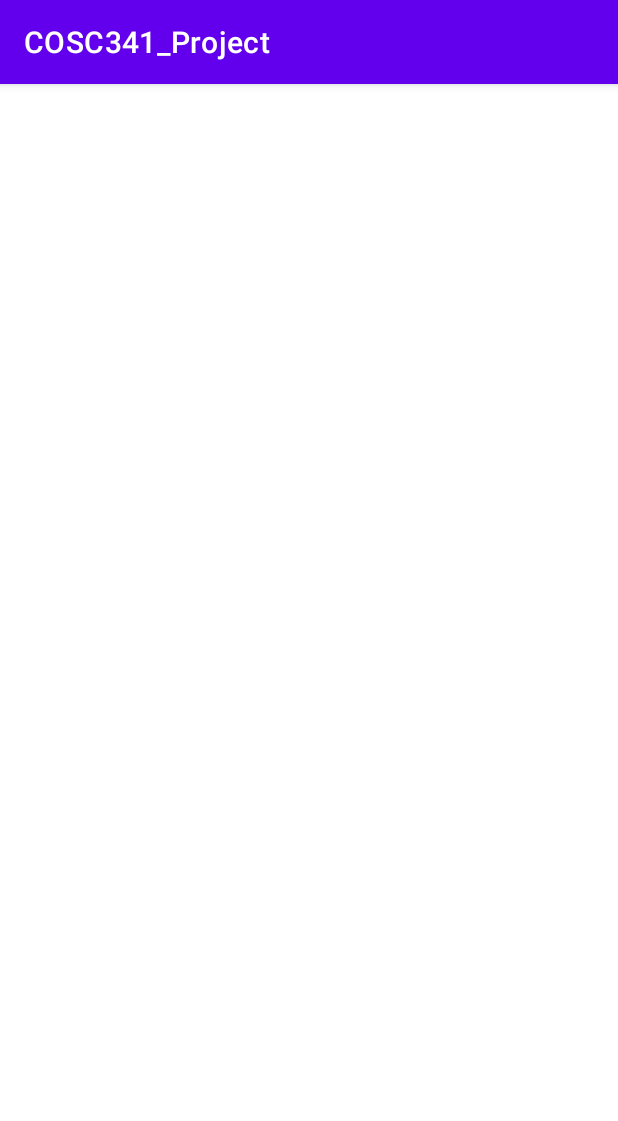
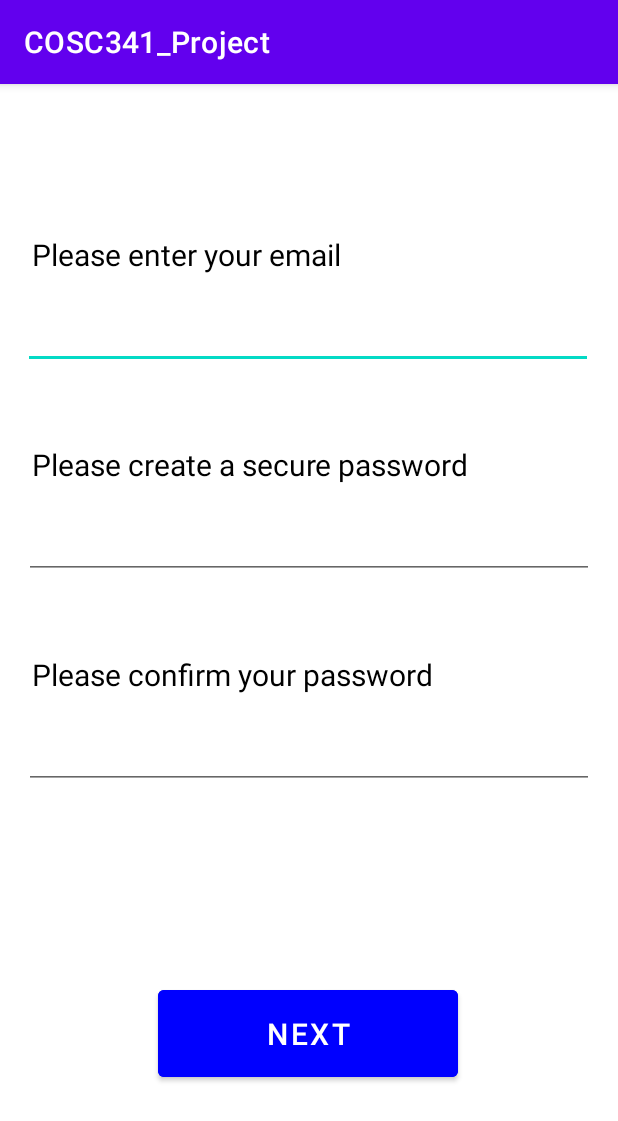
Before and after one commit to joloses/COSC341_Project, an Android app: the Create_Acc_Screen2 screen opened directly, with no data from a screen before it, on a phone screen of 412 x 824 dp. Shown: the top 1121 px of the screen. Run offline under Robolectric (Android 15) with nearby library versions, the phone set to English and light mode, and no system bars.

Commit message:
Still grindin create page

```diff
--- a/app/src/main/java/com/example/cosc341_project/Create_Acc_Screen2.java
+++ b/app/src/main/java/com/example/cosc341_project/Create_Acc_Screen2.java
@@ -2,13 +2,75 @@ package com.example.cosc341_project;
 
 import androidx.appcompat.app.AppCompatActivity;
 
+import android.annotation.SuppressLint;
+import android.content.Intent;
 import android.os.Bundle;
+import android.view.View;
+import android.widget.Button;
+import android.widget.EditText;
+import android.widget.Toast;
+
+import java.text.SimpleDateFormat;
 
 public class Create_Acc_Screen2 extends AppCompatActivity {
 
+    public EditText email;
+    public EditText password;
+    private EditText confirmPassword;
+    private Button next;
+
+    @SuppressLint("MissingInflatedId")
     @Override
     protected void onCreate(Bundle savedInstanceState) {
         super.onCreate(savedInstanceState);
         setContentView(R.layout.create_acc_screen2);
+
+        // email entry box
+        email = findViewById(R.id.email_filltxt);
+
+        // password entry box
+        password = findViewById(R.id.password1_filltxt);
+
+        // password confirm entry box
+        confirmPassword = findViewById(R.id.password2_filltxt);
+
+        // next button
+        next = findViewById(R.id.ca1_nxtbutt2);
+        next.setOnClickListener(new View.OnClickListener() {
+            @Override
+            public void onClick(View view) {
+                if(email.getText().toString().trim().length() < 1) {
+                    String errMsg = "Please enter an email";
+                    Toast.makeText(Create_Acc_Screen2.this, errMsg, Toast.LENGTH_LONG).show();
+                    // check if last name has been entered
+                } else if(password.getText().toString().trim().length() < 1){
+                    String errMsg = "Please enter a password";
+                    Toast.makeText(Create_Acc_Screen2.this, errMsg, Toast.LENGTH_LONG).show();
+                    // check if birthdate has been entered
+                } else if(confirmPassword.getText().toString().trim().length() < 1) {
+                    String errMsg = "Please confirm your password";
+                    Toast.makeText(Create_Acc_Screen2.this, errMsg, Toast.LENGTH_LONG).show();
+                } else if(passwordConfirm() == false) {
+                    String errMsg = "Please ensure your passwords match";
+                    Toast.makeText(Create_Acc_Screen2.this, errMsg, Toast.LENGTH_LONG).show();
+                    // move on to the next screen
+                } else {
+                    Intent ca_intent = new Intent(Create_Acc_Screen2.this, Create_Acc_Screen3.class);
+                    startActivity(ca_intent);
+                }
+            }
+        });
+    }
+
+    public boolean passwordConfirm(){
+
+        Boolean temp = true;
+        String pass1 = password.getText().toString();
+        String pass2 = confirmPassword.getText().toString();
+
+        if(!pass1.equals(pass2)){
+            temp = false;
+        }
+        return temp;
     }
 }
--- a/app/src/main/res/layout/create_acc_screen2.xml
+++ b/app/src/main/res/layout/create_acc_screen2.xml
@@ -6,4 +6,96 @@
     android:layout_height="match_parent"
     tools:context=".Create_Acc_Screen2">
 
+    <TextView
+        android:id="@+id/email_txtbox"
+        android:layout_width="380dp"
+        android:layout_height="30dp"
+        android:layout_marginStart="10dp"
+        android:layout_marginTop="100dp"
+        android:text="Please enter your email"
+        android:textAlignment="textStart"
+        android:textColor="#000000"
+        android:textSize="20sp"
+        app:layout_constraintEnd_toEndOf="parent"
+        app:layout_constraintHorizontal_bias="0.516"
+        app:layout_constraintStart_toStartOf="parent"
+        app:layout_constraintTop_toTopOf="parent" />
+
+    <TextView
+        android:id="@+id/password1_txtbox"
+        android:layout_width="380dp"
+        android:layout_height="30dp"
+        android:layout_marginStart="10dp"
+        android:layout_marginTop="50dp"
+        android:text="Please create a secure password"
+        android:textAlignment="textStart"
+        android:textColor="#000000"
+        android:textSize="20sp"
+        app:layout_constraintEnd_toEndOf="parent"
+        app:layout_constraintStart_toStartOf="parent"
+        app:layout_constraintTop_toBottomOf="@+id/email_filltxt" />
+
+    <TextView
+        android:id="@+id/password2_txtbox"
+        android:layout_width="380dp"
+        android:layout_height="30dp"
+        android:layout_marginStart="10dp"
+        android:layout_marginTop="50dp"
+        android:text="Please confirm your password "
+        android:textAlignment="textStart"
+        android:textColor="#000000"
+        android:textSize="20sp"
+        app:layout_constraintEnd_toEndOf="parent"
+        app:layout_constraintStart_toStartOf="parent"
+        app:layout_constraintTop_toBottomOf="@+id/password1_filltxt" />
+
+    <EditText
+        android:id="@+id/email_filltxt"
+        android:layout_width="380dp"
+        android:layout_height="50dp"
+        android:layout_marginTop="10dp"
+        android:ems="10"
+        android:inputType="textPersonName"
+        app:layout_constraintEnd_toEndOf="parent"
+        app:layout_constraintHorizontal_bias="0.483"
+        app:layout_constraintStart_toStartOf="parent"
+        app:layout_constraintTop_toBottomOf="@+id/email_txtbox" />
+
+    <EditText
+        android:id="@+id/password1_filltxt"
+        android:layout_width="380dp"
+        android:layout_height="50dp"
+        android:layout_marginTop="10dp"
+        android:ems="10"
+        android:inputType="textPassword"
+        android:textColor="#000000"
+        app:layout_constraintEnd_toEndOf="parent"
+        app:layout_constraintStart_toStartOf="parent"
+        app:layout_constraintTop_toBottomOf="@+id/password1_txtbox" />
+
+    <EditText
+        android:id="@+id/password2_filltxt"
+        android:layout_width="380dp"
+        android:layout_height="50dp"
+        android:layout_marginTop="10dp"
+        android:ems="10"
+        android:inputType="textPassword"
+        android:textColor="#000000"
+        app:layout_constraintEnd_toEndOf="parent"
+        app:layout_constraintStart_toStartOf="parent"
+        app:layout_constraintTop_toBottomOf="@+id/password2_txtbox" />
+
+    <Button
+        android:id="@+id/ca1_nxtbutt2"
+        android:layout_width="200dp"
+        android:layout_height="70dp"
+        android:layout_marginBottom="100dp"
+        android:backgroundTint="@color/blue"
+        android:text="Next"
+        android:textSize="20sp"
+        app:layout_constraintBottom_toBottomOf="parent"
+        app:layout_constraintEnd_toEndOf="parent"
+        app:layout_constraintHorizontal_bias="0.497"
+        app:layout_constraintStart_toStartOf="parent" />
+
 </androidx.constraintlayout.widget.ConstraintLayout>
```
Also changed, not shown: app/src/main/AndroidManifest.xml (+7 -0 lines), app/src/main/java/com/example/cosc341_project/Create_Acc_Screen1.java (+14 -5 lines), app/src/main/java/com/example/cosc341_project/Create_Acc_Screen3.java (added, +14 -0 lines), app/src/main/res/layout/create_acc_screen.xml (+34 -4 lines), app/src/main/res/layout/create_acc_screen3.xml (added, +85 -0 lines).
